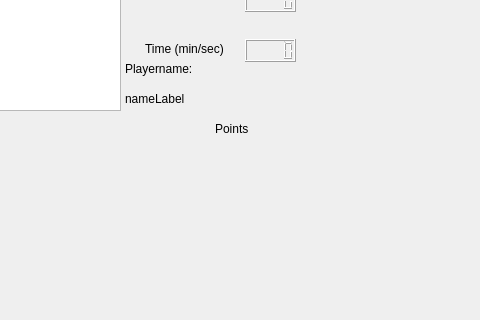
Old version of the form Game/mainwindow.ui in the repository VilleTilj/Coding-projects; both pictures show x 135 to 615 and y 81 to 401 of the 800 by 600 pixel window.
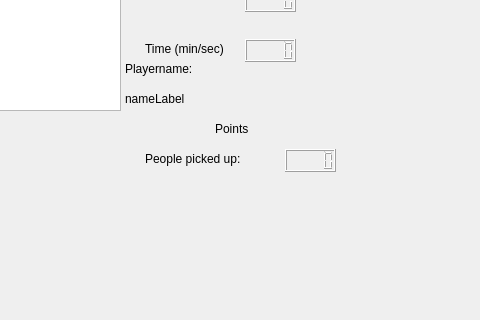
New version of the form.

Commit message: Add how many people has been picked up

What changed in the file:
```diff
--- a/Game/mainwindow.ui
+++ b/Game/mainwindow.ui
@@ -119,6 +119,29 @@
      <string>Points</string>
     </property>
    </widget>
+   <widget class="QLabel" name="peopleLabel">
+    <property name="geometry">
+     <rect>
+      <x>280</x>
+      <y>230</y>
+      <width>121</width>
+      <height>20</height>
+     </rect>
+    </property>
+    <property name="text">
+     <string>People picked up:</string>
+    </property>
+   </widget>
+   <widget class="QLCDNumber" name="peopleLcd">
+    <property name="geometry">
+     <rect>
+      <x>420</x>
+      <y>230</y>
+      <width>51</width>
+      <height>23</height>
+     </rect>
+    </property>
+   </widget>
   </widget>
   <widget class="QMenuBar" name="menubar">
    <property name="geometry">
```
The commit also changes 3 other files.
